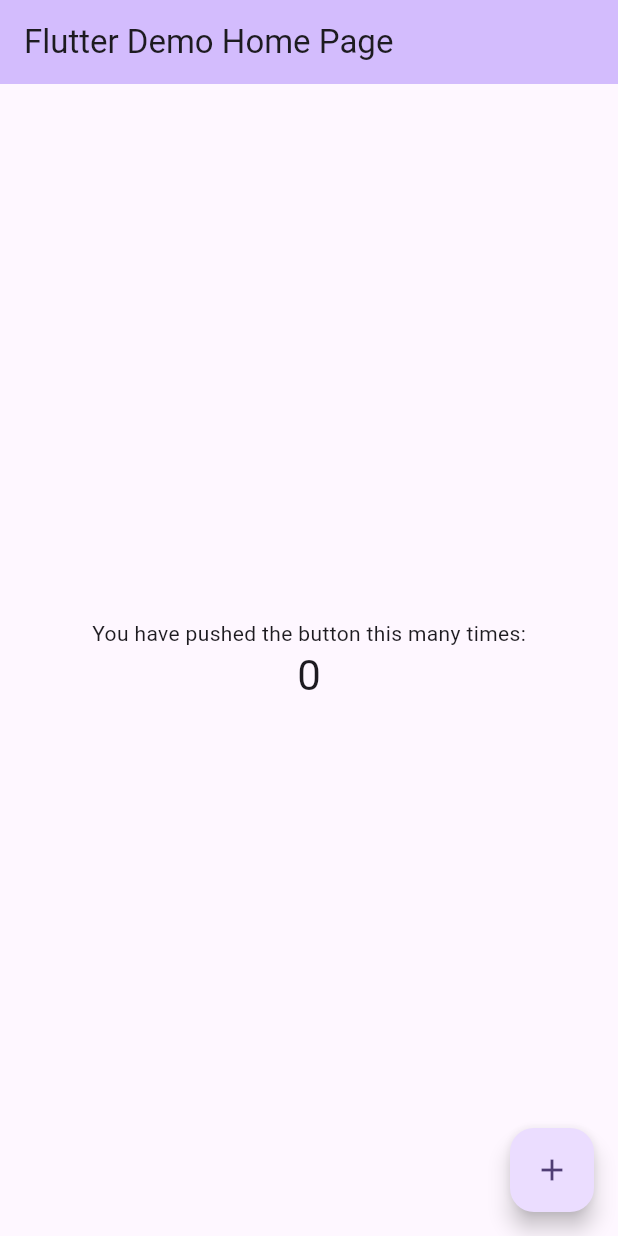
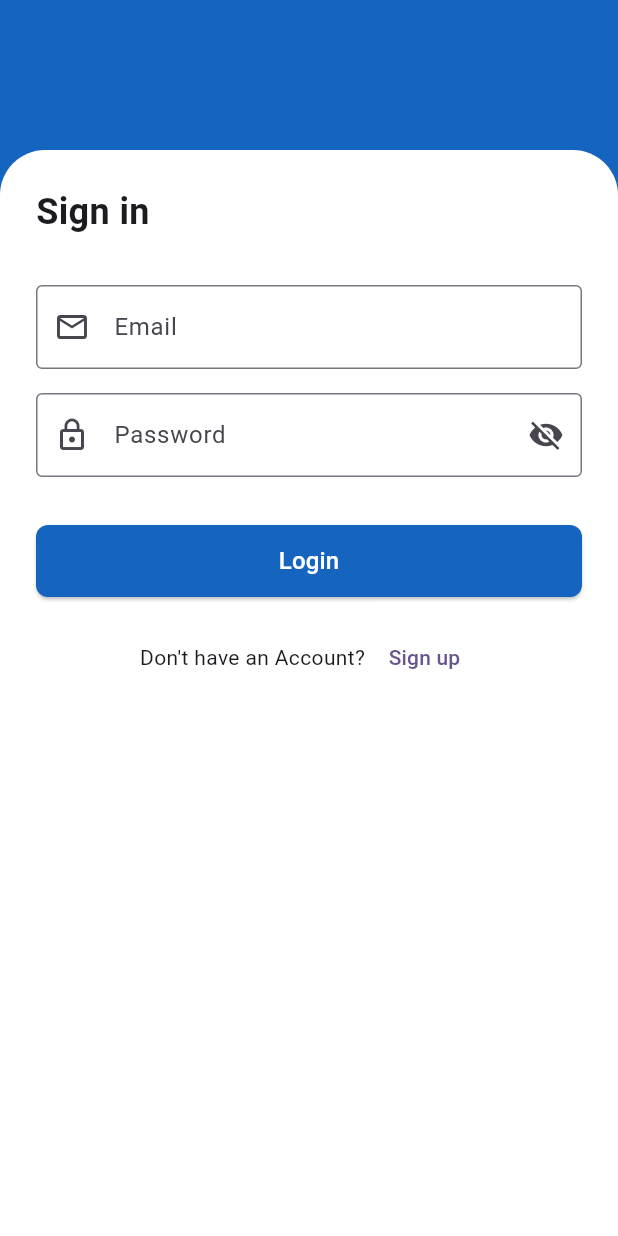
Before and after one commit to 0211Abhay/CPMAD-SkillConnect, a Flutter app: the screen it shows after launch, on a phone screen of 412 x 824 dp. Run offline on Flutter 3.47's test engine with Material 3 defaults, Android fonts, the phone set to English and light mode, and no system bars; our stand-ins replace cloud_firestore, firebase_auth, firebase_core; accounts and stored records are empty.

Commit message:
updated code  at  6:35

```diff
--- a/lib/main.dart
+++ b/lib/main.dart
@@ -1,125 +1,54 @@
+import 'package:firebase_auth/firebase_auth.dart';
+import 'package:firebase_core/firebase_core.dart';
 import 'package:flutter/material.dart';
+import 'package:skillconnect_app/collections_viewer.dart';
+import 'package:skillconnect_app/firebase_options.dart';
 
-void main() {
+import 'screens/login_page.dart';
+
+Future<void> main() async {
+  WidgetsFlutterBinding.ensureInitialized();
+
+  // Ensure Firebase is initialized with the correct options
+  await Firebase.initializeApp(
+    options: DefaultFirebaseOptions.currentPlatform,  // Pass the correct platform-specific options
+  );
+
   runApp(const MyApp());
 }
 
 class MyApp extends StatelessWidget {
   const MyApp({super.key});
 
-  // This widget is the root of your application.
   @override
   Widget build(BuildContext context) {
     return MaterialApp(
       title: 'Flutter Demo',
       theme: ThemeData(
-        // This is the theme of your application.
-        //
-        // TRY THIS: Try running your application with "flutter run". You'll see
-        // the application has a purple toolbar. Then, without quitting the app,
-        // try changing the seedColor in the colorScheme below to Colors.green
-        // and then invoke "hot reload" (save your changes or press the "hot
-        // reload" button in a Flutter-supported IDE, or press "r" if you used
-        // the command line to start the app).
-        //
-        // Notice that the counter didn't reset back to zero; the application
-        // state is not lost during the reload. To reset the state, use hot
-        // restart instead.
-        //
-        // This works for code too, not just values: Most code changes can be
-        // tested with just a hot reload.
+
         colorScheme: ColorScheme.fromSeed(seedColor: Colors.deepPurple),
         useMaterial3: true,
       ),
-      home: const MyHomePage(title: 'Flutter Demo Home Page'),
+      home: AuthStateHandler(),
     );
   }
 }
 
-class MyHomePage extends StatefulWidget {
-  const MyHomePage({super.key, required this.title});
-
-  // This widget is the home page of your application. It is stateful, meaning
-  // that it has a State object (defined below) that contains fields that affect
-  // how it looks.
-
-  // This class is the configuration for the state. It holds the values (in this
-  // case the title) provided by the parent (in this case the App widget) and
-  // used by the build method of the State. Fields in a Widget subclass are
-  // always marked "final".
-
-  final String title;
-
-  @override
-  State<MyHomePage> createState() => _MyHomePageState();
-}
-
-class _MyHomePageState extends State<MyHomePage> {
-  int _counter = 0;
-
-  void _incrementCounter() {
-    setState(() {
-      // This call to setState tells the Flutter framework that something has
-      // changed in this State, which causes it to rerun the build method below
-      // so that the display can reflect the updated values. If we changed
-      // _counter without calling setState(), then the build method would not be
-      // called again, and so nothing would appear to happen.
-      _counter++;
-    });
-  }
-
+class AuthStateHandler extends StatelessWidget {
   @override
   Widget build(BuildContext context) {
-    // This method is rerun every time setState is called, for instance as done
-    // by the _incrementCounter method above.
-    //
-    // The Flutter framework has been optimized to make rerunning build methods
-    // fast, so that you can just rebuild anything that needs updating rather
-    // than having to individually change instances of widgets.
-    return Scaffold(
-      appBar: AppBar(
-        // TRY THIS: Try changing the color here to a specific color (to
-        // Colors.amber, perhaps?) and trigger a hot reload to see the AppBar
-        // change color while the other colors stay the same.
-        backgroundColor: Theme.of(context).colorScheme.inversePrimary,
-        // Here we take the value from the MyHomePage object that was created by
-        // the App.build method, and use it to set our appbar title.
-        title: Text(widget.title),
-      ),
-      body: Center(
-        // Center is a layout widget. It takes a single child and positions it
-        // in the middle of the parent.
-        child: Column(
-          // Column is also a layout widget. It takes a list of children and
-          // arranges them vertically. By default, it sizes itself to fit its
-          // children horizontally, and tries to be as tall as its parent.
-          //
-          // Column has various properties to control how it sizes itself and
-          // how it positions its children. Here we use mainAxisAlignment to
-          // center the children vertically; the main axis here is the vertical
-          // axis because Columns are vertical (the cross axis would be
-          // horizontal).
-          //
-          // TRY THIS: Invoke "debug painting" (choose the "Toggle Debug Paint"
-          // action in the IDE, or press "p" in the console), to see the
-          // wireframe for each widget.
-          mainAxisAlignment: MainAxisAlignment.center,
-          children: <Widget>[
-            const Text(
-              'You have pushed the button this many times:',
-            ),
-            Text(
-              '$_counter',
-              style: Theme.of(context).textTheme.headlineMedium,
-            ),
-          ],
-        ),
-      ),
-      floatingActionButton: FloatingActionButton(
-        onPressed: _incrementCounter,
-        tooltip: 'Increment',
-        child: const Icon(Icons.add),
-      ), // This trailing comma makes auto-formatting nicer for build methods.
+    return StreamBuilder<User?>(
+      stream: FirebaseAuth.instance.authStateChanges(),
+      builder: (context, snapshot) {
+        if (snapshot.connectionState == ConnectionState.waiting) {
+          return Center(child: CircularProgressIndicator());
+        } else if (snapshot.hasData) {
+          return CollectionsViewer();
+        } else {
+          return LoginPage();
+        }
+      },
+
     );
   }
 }
--- /dev/null
+++ b/lib/screens/login_page.dart
@@ -0,0 +1,204 @@
+import 'package:flutter/material.dart';
+import 'package:firebase_auth/firebase_auth.dart';
+import 'package:skillconnect_app/screens/register_page.dart';
+
+class LoginPage extends StatefulWidget {
+  const LoginPage({Key? key}) : super(key: key);
+
+  @override
+  State<LoginPage> createState() => _LoginPageState();
+}
+
+class _LoginPageState extends State<LoginPage> {
+  final _formKey = GlobalKey<FormState>();
+  final _emailController = TextEditingController();
+  final _passwordController = TextEditingController();
+  bool _obscurePassword = true;
+  bool isLoading = false;
+
+  @override
+  void dispose() {
+    _emailController.dispose();
+    _passwordController.dispose();
+    super.dispose();
+  }
+
+  void _navigateToSignUp() {
+    Navigator.push(
+      context,
+      MaterialPageRoute(
+        builder: (context) => const RegisterPage(),
+      ),
+    );
+  }
+
+  String? _validateEmail(String? value) {
+    if (value == null || value.isEmpty) {
+      return 'Email is required';
+    }
+    final emailRegex = RegExp(r'^[\w-\.]+@([\w-]+\.)+[\w-]{2,4}$');
+    if (!emailRegex.hasMatch(value)) {
+      return 'Enter a valid email address';
+    }
+    return null;
+  }
+
+  String? _validatePassword(String? value) {
+    if (value == null || value.isEmpty) {
+      return 'Password is required';
+    }
+    if (value.length < 6) {
+      return 'Password must be at least 6 characters';
+    }
+    return null;
+  }
+
+  Future<void> _login() async {
+    if (!_formKey.currentState!.validate()) return;
+
+    setState(() {
+      isLoading = true;
+    });
+
+    try {
+      // Firebase authentication login
+      UserCredential userCredential = await FirebaseAuth.instance
+          .signInWithEmailAndPassword(
+        email: _emailController.text.trim(),
+        password: _passwordController.text.trim(),
+      );
+
+      // Check if login is successful
+      if (userCredential.user != null) {
+        // Redirect to the home screen or any other screen after successful login
+        Navigator.pushReplacementNamed(context, '/home');
+      }
+    } on FirebaseAuthException catch (e) {
+      // Show error message in case of failure
+      String errorMessage = e.message ?? 'Login failed';
+      ScaffoldMessenger.of(context).showSnackBar(
+        SnackBar(content: Text(errorMessage)),
+      );
+    } finally {
+      setState(() {
+        isLoading = false;
+      });
+    }
+  }
+
+  @override
+  Widget build(BuildContext context) {
+    return Scaffold(
+      body: SingleChildScrollView(
+        child: Container(
+          height: MediaQuery.of(context).size.height,
+          decoration: BoxDecoration(
+            color: Colors.blue[800],
+          ),
+          child: Column(
+            children: [
+              const SizedBox(height: 100),
+              Expanded(
+                child: Container(
+                  decoration: const BoxDecoration(
+                    color: Colors.white,
+                    borderRadius: BorderRadius.only(
+                      topLeft: Radius.circular(30),
+                      topRight: Radius.circular(30),
+                    ),
+                  ),
+                  child: Padding(
+                    padding: const EdgeInsets.all(24.0),
+                    child: Form(
+                      key: _formKey,
+                      child: Column(
+                        crossAxisAlignment: CrossAxisAlignment.start,
+                        children: [
+                          const Text(
+                            'Sign in',
+                            style: TextStyle(
+                              fontSize: 24,
+                              fontWeight: FontWeight.bold,
+                            ),
+                          ),
+                          const SizedBox(height: 32),
+                          TextFormField(
+                            controller: _emailController,
+                            validator: _validateEmail,
+                            decoration: const InputDecoration(
+                              labelText: 'Email',
+                              border: OutlineInputBorder(),
+                              prefixIcon: Icon(Icons.email_outlined),
+                            ),
+                            keyboardType: TextInputType.emailAddress,
+                          ),
+                          const SizedBox(height: 16),
+                          TextFormField(
+                            controller: _passwordController,
+                            validator: _validatePassword,
+                            obscureText: _obscurePassword,
+                            decoration: InputDecoration(
+                              labelText: 'Password',
+                              border: const OutlineInputBorder(),
+                              prefixIcon: const Icon(Icons.lock_outline),
+                              suffixIcon: IconButton(
+                                icon: Icon(_obscurePassword
+                                    ? Icons.visibility_off
+                                    : Icons.visibility),
+                                onPressed: () {
+                                  setState(() {
+                                    _obscurePassword = !_obscurePassword;
+                                  });
+                                },
+                              ),
+                            ),
+                          ),
+                          const SizedBox(height: 32),
+                          SizedBox(
+                            width: double.infinity,
+                            height: 48,
+                            child: ElevatedButton(
+                              onPressed: isLoading ? null : _login,
+                              style: ElevatedButton.styleFrom(
+                                backgroundColor: Colors.blue[800],
+                                shape: RoundedRectangleBorder(
+                                  borderRadius: BorderRadius.circular(8),
+                                ),
+                              ),
+                              child: isLoading
+                                  ? const CircularProgressIndicator(
+                                      valueColor: AlwaysStoppedAnimation<Color>(Colors.white),
+                                    )
+                                  : const Text(
+                                      'Login',
+                                      style: TextStyle(
+                                        fontSize: 16,
+                                        color: Colors.white,
+                                      ),
+                                    ),
+                            ),
+                          ),
+                          const SizedBox(height: 16),
+                          Row(
+                            mainAxisAlignment: MainAxisAlignment.center,
+                            children: [
+                              const Text("Don't have an Account? "),
+                              TextButton(
+                                onPressed: _navigateToSignUp,
+                                child: const Text('Sign up'),
+                              ),
+                            ],
+                          ),
+                        ],
+                      ),
+                    ),
+                  ),
+                ),
+              ),
+            ],
+          ),
+        ),
+      ),
+    );
+  }
+}
```
Also changed, not shown: lib/collections_viewer.dart (added, +18 -0 lines), lib/screens/register_page.dart (added, +302 -0 lines), pubspec.yaml (+9 -0 lines), pubspec.lock, 5 other files.
